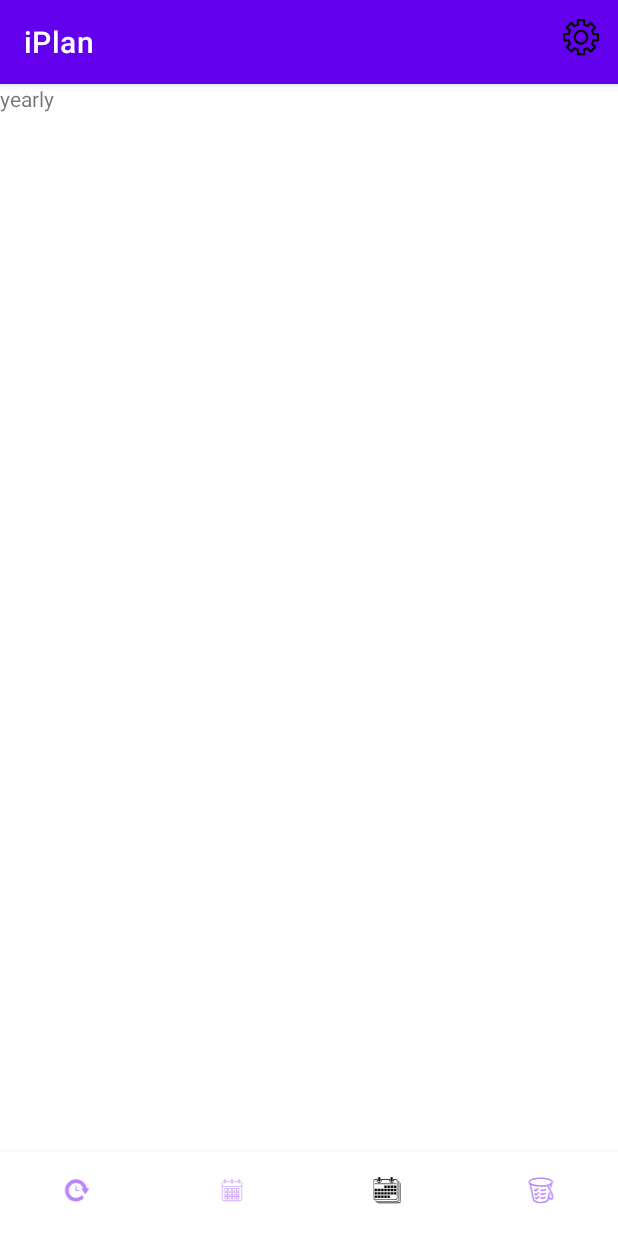
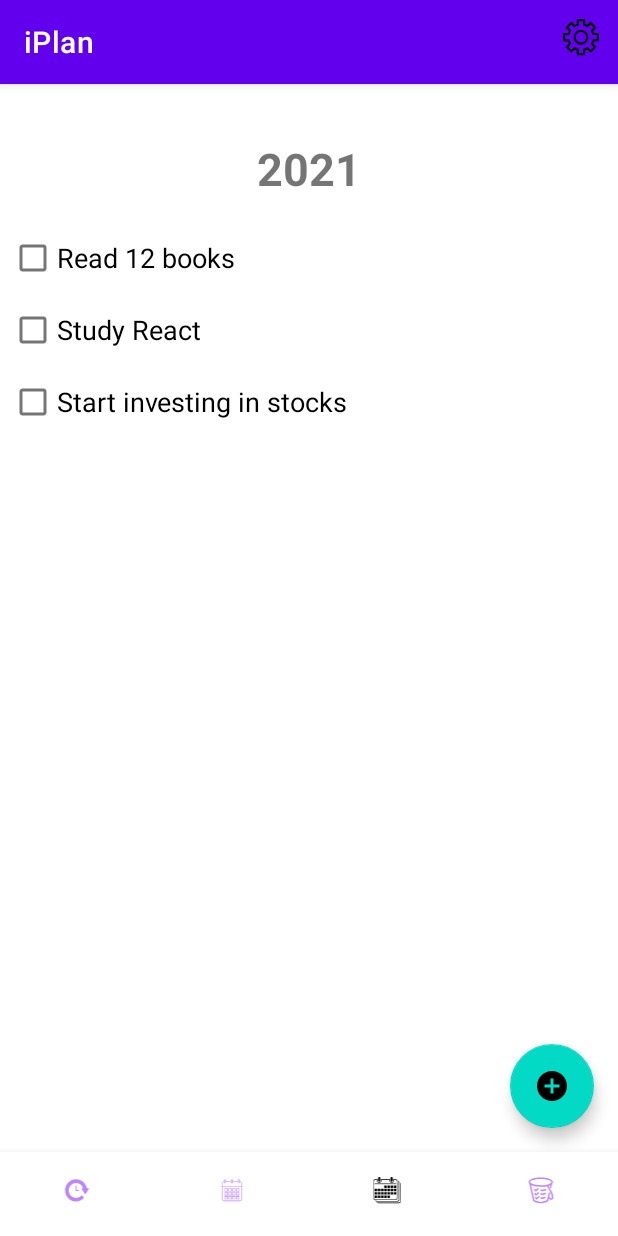
Before and after one commit to Henry-BH-Yoo/iPlan, an Android app: the screen it shows after launch (MainActivity), item 3 of the bottom bar chosen, on a phone screen of 412 x 824 dp. Run offline under Robolectric (Android 15) with nearby library versions, the phone set to English and light mode, and no system bars; our stand-ins replace Room's generated code; 4 statements that could not run were skipped.

Commit message:
feat: add temp layout, floating button, icons

```diff
--- a/app/src/main/java/ca/on/conec/iplan/fragment/DailyFragment.java
+++ b/app/src/main/java/ca/on/conec/iplan/fragment/DailyFragment.java
@@ -4,62 +4,55 @@ import android.os.Bundle;
 
 import androidx.fragment.app.Fragment;
 
+import android.util.Log;
 import android.view.LayoutInflater;
 import android.view.View;
 import android.view.ViewGroup;
+
+import com.google.android.material.floatingactionbutton.FloatingActionButton;
+import com.google.android.material.snackbar.Snackbar;
 
 import ca.on.conec.iplan.R;
 import ca.on.conec.iplan.database.AppDatabase;
 import ca.on.conec.iplan.entity.User;
 
-/**
- * A simple {@link Fragment} subclass.
- * Use the {@link DailyFragment#newInstance} factory method to
- * create an instance of this fragment.
- */
 public class DailyFragment extends Fragment {
-
-    // TODO: Rename parameter arguments, choose names that match
-    // the fragment initialization parameters, e.g. ARG_ITEM_NUMBER
-    private static final String ARG_PARAM1 = "param1";
-    private static final String ARG_PARAM2 = "param2";
-
-    // TODO: Rename and change types of parameters
-    private String mParam1;
-    private String mParam2;
 
     public DailyFragment() {
         // Required empty public constructor
     }
 
-    /**
-     * Use this factory method to create a new instance of
-     * this fragment using the provided parameters.
-     *
-     * @param param1 Parameter 1.
-     * @param param2 Parameter 2.
-     * @return A new instance of fragment DailyFragment.
-     */
-    // TODO: Rename and change types and number of parameters
-    public static DailyFragment newInstance(String param1, String param2) {
-        DailyFragment fragment = new DailyFragment();
-        Bundle args = new Bundle();
-        args.putString(ARG_PARAM1, param1);
-        args.putString(ARG_PARAM2, param2);
-        fragment.setArguments(args);
-        return fragment;
-    }
-
-    @Override
-    public void onCreate(Bundle savedInstanceState) {
-        super.onCreate(savedInstanceState);
-
-    }
+    private FloatingActionButton fab;
 
     @Override
     public View onCreateView(LayoutInflater inflater, ViewGroup container,
                              Bundle savedInstanceState) {
         // Inflate the layout for this fragment
-        return inflater.inflate(R.layout.fragment_daily, container, false);
+        View v = inflater.inflate(R.layout.fragment_daily, container, false);
+
+        // FloatingActionButton
+        fab = (FloatingActionButton) v.findViewById(R.id.fab);
+        fab.setOnClickListener(new View.OnClickListener() {
+            @Override
+            public void onClick(View view) {
+                Snackbar.make(view, "Add action will be created", Snackbar.LENGTH_LONG)
+                        .setAction("Action", null).show();
+            }
+        });
+
+        // Create db
+        AppDatabase db = AppDatabase.getAppDatabase(getActivity().getApplicationContext());
+
+        User user = new User();
+
+        user.setFirstName("Henry");
+        user.setLastName("Yoo");
+
+        new Thread(() -> {
+            Log.i("INFO", "INSERT Obj");
+            db.userDao().insertAll(user);
+        }).start();
+
+        return v;
     }
 }
--- a/app/src/main/java/ca/on/conec/iplan/fragment/YearlyFragment.java
+++ b/app/src/main/java/ca/on/conec/iplan/fragment/YearlyFragment.java
@@ -2,65 +2,58 @@ package ca.on.conec.iplan.fragment;
 
 import android.os.Bundle;
 
+import androidx.appcompat.widget.Toolbar;
 import androidx.fragment.app.Fragment;
 
+import android.util.Log;
 import android.view.LayoutInflater;
 import android.view.View;
 import android.view.ViewGroup;
 
+import com.google.android.material.floatingactionbutton.FloatingActionButton;
+import com.google.android.material.snackbar.Snackbar;
+
 import ca.on.conec.iplan.R;
+import ca.on.conec.iplan.database.AppDatabase;
+import ca.on.conec.iplan.entity.User;
 
-/**
- * A simple {@link Fragment} subclass.
- * Use the {@link YearlyFragment#newInstance} factory method to
- * create an instance of this fragment.
- */
 public class YearlyFragment extends Fragment {
-
-    // TODO: Rename parameter arguments, choose names that match
-    // the fragment initialization parameters, e.g. ARG_ITEM_NUMBER
-    private static final String ARG_PARAM1 = "param1";
-    private static final String ARG_PARAM2 = "param2";
-
-    // TODO: Rename and change types of parameters
-    private String mParam1;
-    private String mParam2;
 
     public YearlyFragment() {
         // Required empty public constructor
     }
 
-    /**
-     * Use this factory method to create a new instance of
-     * this fragment using the provided parameters.
-     *
-     * @param param1 Parameter 1.
-     * @param param2 Parameter 2.
-     * @return A new instance of fragment YearlyFragment.
-     */
-    // TODO: Rename and change types and number of parameters
-    public static YearlyFragment newInstance(String param1, String param2) {
-        YearlyFragment fragment = new YearlyFragment();
-        Bundle args = new Bundle();
-        args.putString(ARG_PARAM1, param1);
-        args.putString(ARG_PARAM2, param2);
-        fragment.setArguments(args);
-        return fragment;
-    }
-
-    @Override
-    public void onCreate(Bundle savedInstanceState) {
-        super.onCreate(savedInstanceState);
-        if (getArguments() != null) {
-            mParam1 = getArguments().getString(ARG_PARAM1);
-            mParam2 = getArguments().getString(ARG_PARAM2);
-        }
-    }
+    private FloatingActionButton fab;
 
     @Override
     public View onCreateView(LayoutInflater inflater, ViewGroup container,
                              Bundle savedInstanceState) {
         // Inflate the layout for this fragment
-        return inflater.inflate(R.layout.fragment_yearly, container, false);
+        View v = inflater.inflate(R.layout.fragment_yearly, container, false);
+
+        // FloatingActionButton
+        fab = (FloatingActionButton) v.findViewById(R.id.fab);
+        fab.setOnClickListener(new View.OnClickListener() {
+            @Override
+            public void onClick(View view) {
+                Snackbar.make(view, "Add action will be created", Snackbar.LENGTH_LONG)
+                        .setAction("Action", null).show();
+            }
+        });
+
+        // Create db
+        AppDatabase db = AppDatabase.getAppDatabase(getActivity().getApplicationContext());
+
+        User user = new User();
+
+        user.setFirstName("Henry");
+        user.setLastName("Yoo");
+
+        new Thread(() -> {
+            Log.i("INFO", "INSERT Obj");
+            db.userDao().insertAll(user);
+        }).start();
+
+        return v;
     }
 }
--- /dev/null
+++ b/app/src/main/res/drawable/ic_baseline_add_circle_24.xml
@@ -0,0 +1,5 @@
+<vector android:height="24dp" android:tint="#00498C"
+    android:viewportHeight="24" android:viewportWidth="24"
+    android:width="24dp" xmlns:android="http://schemas.android.com/apk/res/android">
+    <path android:fillColor="@android:color/white" android:pathData="M12,2C6.48,2 2,6.48 2,12s4.48,10 10,10 10,-4.48 10,-10S17.52,2 12,2zM17,13h-4v4h-2v-4L7,13v-2h4L11,7h2v4h4v2z"/>
+</vector>
--- /dev/null
+++ b/app/src/main/res/drawable/ic_baseline_arrow_circle_up_24.xml
@@ -0,0 +1,5 @@
+<vector android:height="80dp" android:tint="#00498C"
+    android:viewportHeight="24" android:viewportWidth="24"
+    android:width="80dp" xmlns:android="http://schemas.android.com/apk/res/android">
+    <path android:fillColor="@android:color/white" android:pathData="M12,20c-4.41,0 -8,-3.59 -8,-8s3.59,-8 8,-8s8,3.59 8,8S16.41,20 12,20M12,22c5.52,0 10,-4.48 10,-10c0,-5.52 -4.48,-10 -10,-10C6.48,2 2,6.48 2,12C2,17.52 6.48,22 12,22L12,22zM11,12l0,4h2l0,-4h3l-4,-4l-4,4H11z"/>
+</vector>
--- /dev/null
+++ b/app/src/main/res/layout/bottom_sheet.xml
@@ -0,0 +1,41 @@
+<?xml version="1.0" encoding="utf-8"?>
+<androidx.constraintlayout.widget.ConstraintLayout xmlns:android="http://schemas.android.com/apk/res/android"
+    xmlns:app="http://schemas.android.com/apk/res-auto"
+    xmlns:tools="http://schemas.android.com/tools"
+    android:id="@+id/bottomSheet"
+    style="@style/Animation.Design.BottomSheetDialog"
+    android:layout_width="match_parent"
+    android:layout_height="match_parent"
+    android:background="#fff"
+    app:behavior_hideable="false"
+    app:behavior_peekHeight="32dp"
+    app:layout_behavior="com.google.android.material.bottomsheet.BottomSheetBehavior">
+
+
+    <EditText
+        android:id="@+id/enter_todo_et"
+        android:layout_width="0dp"
+        android:layout_height="wrap_content"
+        android:layout_margin="16dp"
+        android:hint="enter_todo_hint"
+        android:inputType="textPersonName"
+        android:padding="16dp"
+        app:layout_constraintEnd_toEndOf="parent"
+        app:layout_constraintStart_toStartOf="parent"
+        app:layout_constraintTop_toTopOf="parent" />
+
+    <ImageButton
+        android:id="@+id/save_todo_button"
+        android:layout_width="70dp"
+        android:layout_height="72dp"
+        android:layout_marginTop="16dp"
+        android:background="@android:color/transparent"
+        android:contentDescription="TODO"
+        android:scaleX="0.4"
+        android:scaleY="0.4"
+        app:layout_constraintEnd_toEndOf="parent"
+        app:layout_constraintTop_toBottomOf="@+id/enter_todo_et"
+        app:srcCompat="@drawable/ic_baseline_arrow_circle_up_24" />
+
+
+</androidx.constraintlayout.widget.ConstraintLayout>
--- a/app/src/main/res/layout/fragment_yearly.xml
+++ b/app/src/main/res/layout/fragment_yearly.xml
@@ -1,14 +1,72 @@
 <?xml version="1.0" encoding="utf-8"?>
-<FrameLayout xmlns:android="http://schemas.android.com/apk/res/android"
+<androidx.coordinatorlayout.widget.CoordinatorLayout xmlns:android="http://schemas.android.com/apk/res/android"
+    xmlns:app="http://schemas.android.com/apk/res-auto"
     xmlns:tools="http://schemas.android.com/tools"
     android:layout_width="match_parent"
     android:layout_height="match_parent"
     tools:context=".fragment.YearlyFragment">
 
-    <!-- TODO: Update blank fragment layout -->
-    <TextView
+
+<!--    temp layout for demo-->
+    <LinearLayout
         android:layout_width="match_parent"
         android:layout_height="match_parent"
-        android:text="yearly" />
+        android:orientation="vertical"
+        android:layout_marginTop="30dp"
+        android:padding="6dp">
 
-</FrameLayout>
+        <TextView
+            android:id="@+id/textView4"
+            android:layout_width="match_parent"
+            android:layout_height="wrap_content"
+            android:text="2021"
+            android:textAlignment="center"
+            android:textSize="30sp"
+            android:textStyle="bold"
+            android:layout_marginBottom="15dp"/>
+
+        <CheckBox
+            android:id="@+id/checkBox1"
+            android:layout_width="match_parent"
+            android:layout_height="wrap_content"
+            android:textSize="18sp"
+            android:text="Read 12 books" />
+
+        <CheckBox
+            android:id="@+id/checkBox2"
+            android:layout_width="match_parent"
+            android:layout_height="wrap_content"
+            android:textSize="18sp"
+            android:text="Study React" />
+
+        <CheckBox
+            android:id="@+id/checkBox3"
+            android:layout_width="match_parent"
+            android:layout_height="wrap_content"
+            android:textSize="18sp"
+            android:text="Start investing in stocks" />
+
+    </LinearLayout>
+
+    <com.google.android.material.floatingactionbutton.FloatingActionButton
+        android:id="@+id/fab"
+        android:layout_width="wrap_content"
+        android:layout_height="wrap_content"
+        android:clickable="true"
+        android:src="@drawable/ic_baseline_add_circle_24"
+        android:layout_gravity="bottom|end"
+        android:layout_margin="16dp" />
+
+<!--    <androidx.recyclerview.widget.RecyclerView-->
+<!--        android:id="@+id/recycler_view"-->
+<!--        android:layout_width="match_parent"-->
+<!--        android:layout_height="match_parent"-->
+<!--        android:layout_marginTop="60dp"-->
+<!--        android:padding="6dp"-->
+<!--        android:visibility="visible">-->
+
+<!--    </androidx.recyclerview.widget.RecyclerView>-->
+
+    <include layout="@layout/bottom_sheet"/>
+
+</androidx.coordinatorlayout.widget.CoordinatorLayout>
```
Also changed, not shown: app/src/main/res/layout/fragment_daily.xml (+61 -5 lines), app/src/main/res/layout/todo_row.xml (added, +47 -0 lines).
